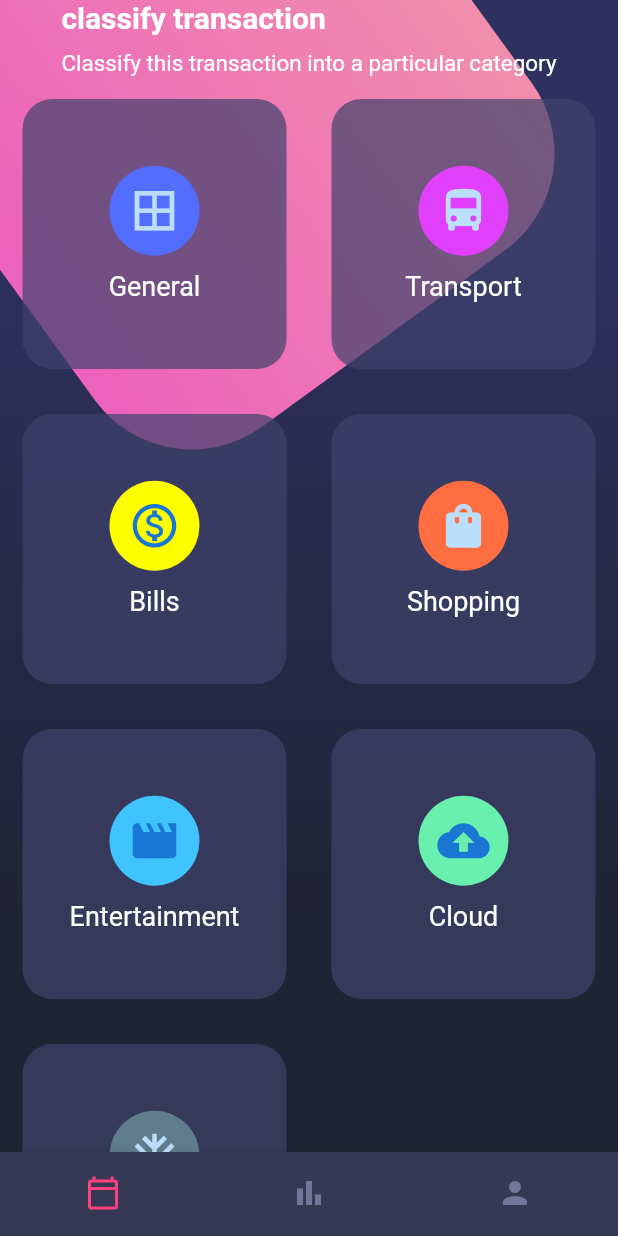
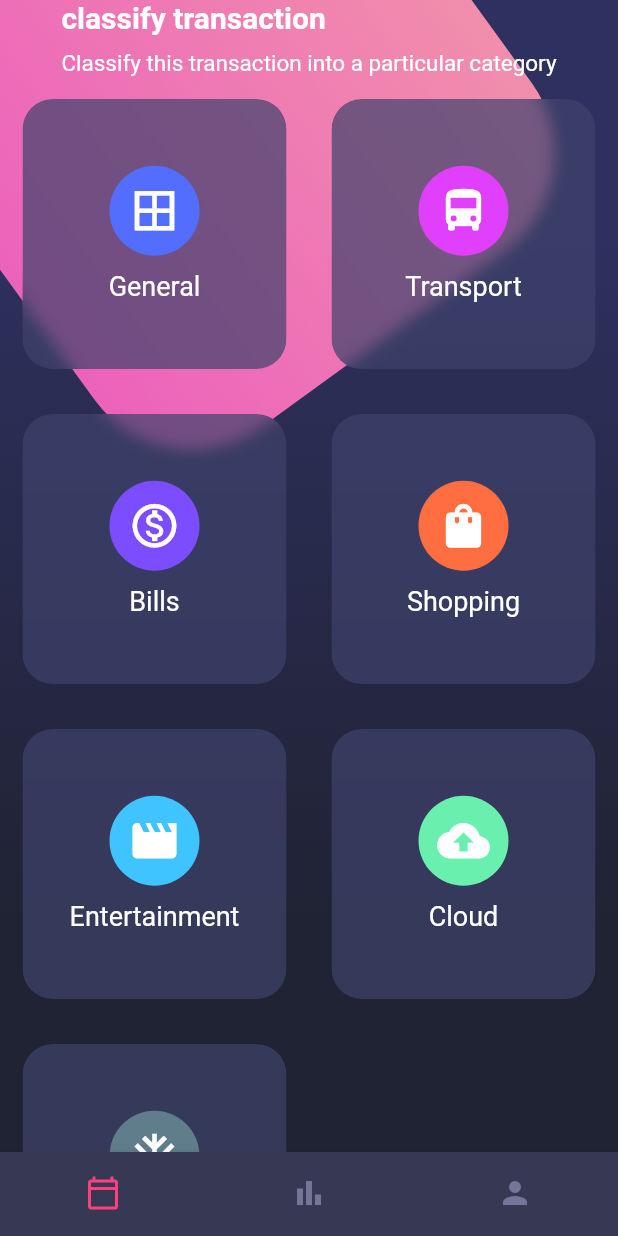
Before and after one commit to julioquintana/flutter-design-practices-basic, a Flutter app: the screen it shows after launch, on a phone screen of 412 x 824 dp. Run offline on Flutter 3.47's test engine with Material 2 defaults, Android fonts, the phone set to English and light mode, and no system bars.

Commit message:
MenuOption little fix

```diff
--- a/lib/main.dart
+++ b/lib/main.dart
@@ -11,6 +11,7 @@ class MyApp extends StatelessWidget {
   Widget build(BuildContext context) {
     SystemChrome.setSystemUIOverlayStyle(SystemUiOverlayStyle.light);
     return MaterialApp(
+      theme: ThemeData.dark(),
       debugShowCheckedModeBanner: false,
       title: 'Material App',
       initialRoute: 'home_screen',
--- a/lib/src/widgets/card_table.dart
+++ b/lib/src/widgets/card_table.dart
@@ -1,3 +1,5 @@
+import 'dart:ui';
+
 import 'package:flutter/material.dart';
 import 'package:flutter_design_practices_basic/src/dto/menu_option.dart';
 
@@ -5,7 +7,7 @@ class CardTable extends StatelessWidget {
   final List<MenuOption> menuOptions = [
     MenuOption('General', Icons.border_all, Colors.indigoAccent),
     MenuOption('Transport', Icons.directions_bus, Colors.purpleAccent),
-    MenuOption('Bills', Icons.monetization_on_outlined, Colors.yellowAccent),
+    MenuOption('Bills', Icons.monetization_on_outlined, Colors.deepPurpleAccent),
     MenuOption('Shopping', Icons.shopping_bag, Colors.deepOrangeAccent),
     MenuOption('Entertainment', Icons.movie, Colors.lightBlueAccent),
     MenuOption('Cloud', Icons.backup_sharp, Colors.greenAccent),
@@ -49,23 +51,46 @@ class _SingleCard extends StatelessWidget {
 
   @override
   Widget build(BuildContext context) {
+    return _SingleCardBackground(
+        child: Column(
+      mainAxisAlignment: MainAxisAlignment.center,
+      children: [
+        CircleAvatar(
+          backgroundColor: menu.color,
+          radius: 30,
+          child: Icon(menu.icon, size: 35, color: Colors.white),
+        ),
+        const SizedBox(height: 10),
+        Text(menu.text, style: const TextStyle(color: Colors.white, fontSize: 18)),
+      ],
+    ));
+  }
+}
+
+class _SingleCardBackground extends StatelessWidget {
+  const _SingleCardBackground({
+    super.key,
+    required this.child,
+  });
+
+  final Column child;
+
+  @override
+  Widget build(BuildContext context) {
     var decoration =
         BoxDecoration(color: const Color.fromRGBO(62, 66, 107, .7), borderRadius: BorderRadius.circular(20));
     return Container(
-      height: 180,
       margin: const EdgeInsets.all(15),
-      decoration: decoration,
-      child: Column(
-        mainAxisAlignment: MainAxisAlignment.center,
-        children: [
-          CircleAvatar(
-            backgroundColor: menu.color,
-            radius: 30,
-            child: Icon(menu.icon, size: 35),
+      child: ClipRRect(
+        borderRadius: BorderRadius.circular(20),
+        child: BackdropFilter(
+          filter: ImageFilter.blur(sigmaX: 5, sigmaY: 5),
+          child: Container(
+            height: 180,
+            decoration: decoration,
+            child: child,
           ),
-          const SizedBox(height: 10),
-          Text(menu.text, style: const TextStyle(color: Colors.white, fontSize: 18)),
-        ],
+        ),
       ),
     );
   }
```
